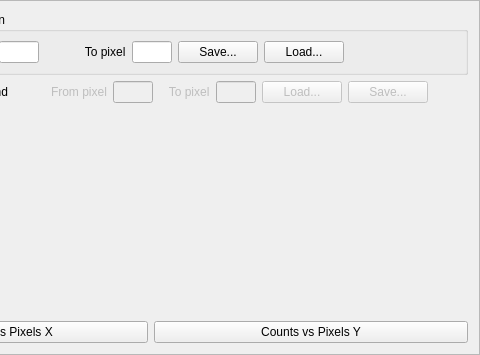
This is Code/Mantid/scripts/Interface/ui/reflectometer/norm_refl.ui in mantidproject/mantid as Qt 5 draws it before an edit; both pictures show x 498 to 978 and y 0 to 355 of the 978 by 355 pixel window. The edited form follows.
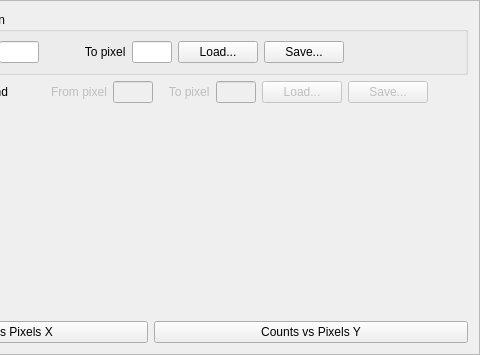
This is the edited form.

Commit message: Load of data/norm peak/background works. This refs #3570

Patch:
```diff
--- a/Code/Mantid/scripts/Interface/ui/reflectometer/norm_refl.ui
+++ b/Code/Mantid/scripts/Interface/ui/reflectometer/norm_refl.ui
@@ -132,16 +132,16 @@
                  </widget>
                 </item>
                 <item>
-                 <widget class="QPushButton" name="pushButton_11">
+                 <widget class="QPushButton" name="norm_peak_load_roi">
                   <property name="text">
-                   <string>Save...</string>
+                   <string>Load...</string>
                   </property>
                  </widget>
                 </item>
                 <item>
-                 <widget class="QPushButton" name="pushButton_10">
+                 <widget class="QPushButton" name="pushButton_11">
                   <property name="text">
-                   <string>Load...</string>
+                   <string>Save...</string>
                   </property>
                  </widget>
                 </item>
```
The commit also changes 25 other files.
